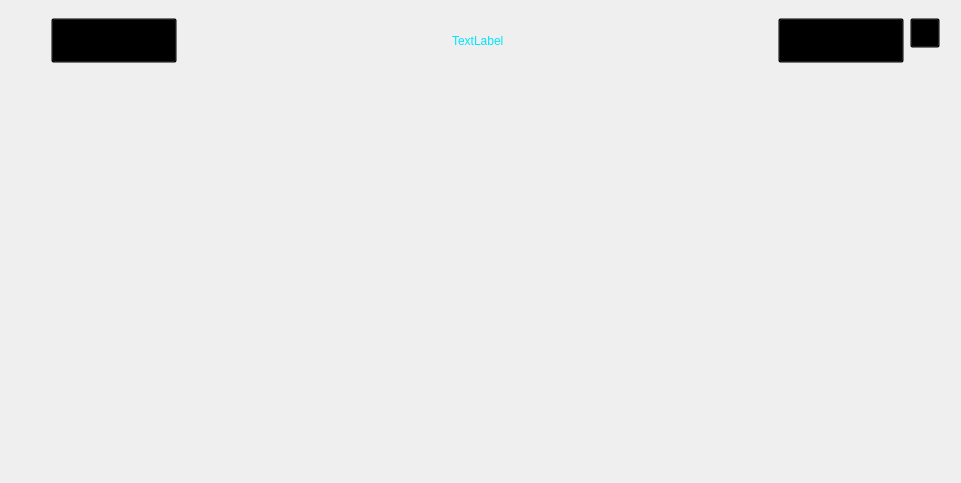
Above: DisplayTool/QFixSecondPage.ui from mayunyong/ScreenShowTool before the change. Below: the same form after it.
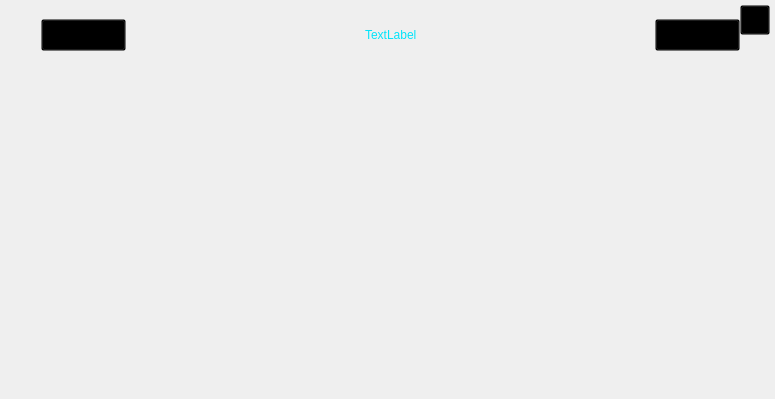
That is the form after the change. Icons and pictures are not drawn. Custom widgets are drawn as their Qt base class.

```diff
--- a/DisplayTool/QFixSecondPage.ui
+++ b/DisplayTool/QFixSecondPage.ui
@@ -6,8 +6,8 @@
    <rect>
     <x>0</x>
     <y>0</y>
-    <width>961</width>
-    <height>483</height>
+    <width>775</width>
+    <height>399</height>
    </rect>
   </property>
   <property name="windowTitle">
@@ -17,6 +17,18 @@
    <string notr="true"/>
   </property>
   <layout class="QGridLayout" name="gridLayout">
+   <property name="topMargin">
+    <number>5</number>
+   </property>
+   <property name="rightMargin">
+    <number>5</number>
+   </property>
+   <property name="bottomMargin">
+    <number>5</number>
+   </property>
+   <property name="spacing">
+    <number>0</number>
+   </property>
    <item row="0" column="0">
     <widget class="QWidget" name="widget" native="true">
      <property name="minimumSize">
@@ -51,7 +63,7 @@
         </property>
         <property name="sizeHint" stdset="0">
          <size>
-          <width>40</width>
+          <width>30</width>
           <height>20</height>
          </size>
         </property>
@@ -61,13 +73,13 @@
        <widget class="QToolButton" name="toolButton">
         <property name="minimumSize">
          <size>
-          <width>126</width>
-          <height>45</height>
+          <width>85</width>
+          <height>32</height>
          </size>
         </property>
         <property name="styleSheet">
          <string notr="true">background:transparent;
-background-image: url(:/DisplayTool/back.png);</string>
+background-image: url(:/DisplayTool_1280/back.png);</string>
         </property>
         <property name="text">
          <string/>
@@ -137,7 +149,7 @@
           </property>
           <property name="sizeHint" stdset="0">
            <size>
-            <width>126</width>
+            <width>85</width>
             <height>0</height>
            </size>
           </property>
@@ -147,13 +159,20 @@
          <widget class="QToolButton" name="toolButton_2">
           <property name="minimumSize">
            <size>
-            <width>126</width>
-            <height>45</height>
+            <width>85</width>
+            <height>32</height>
+           </size>
+          </property>
+          <property name="maximumSize">
+           <size>
+            <width>16777215</width>
+            <height>16777215</height>
            </size>
           </property>
           <property name="styleSheet">
            <string notr="true">background:transparent;
-background-image: url(:/DisplayTool/next.png);</string>
+background-image: url(:/DisplayTool_1280/next.png);
+</string>
           </property>
           <property name="text">
            <string>...</string>
@@ -165,35 +184,6 @@
      </layout>
     </widget>
    </item>
-   <item row="1" column="0">
-    <spacer name="verticalSpacer">
-     <property name="orientation">
-      <enum>Qt::Vertical</enum>
-     </property>
-     <property name="sizeHint" stdset="0">
-      <size>
-       <width>20</width>
-       <height>441</height>
-      </size>
-     </property>
-    </spacer>
-   </item>
-   <item row="0" column="3">
-    <spacer name="horizontalSpacer_5">
-     <property name="orientation">
-      <enum>Qt::Horizontal</enum>
-     </property>
-     <property name="sizeType">
-      <enum>QSizePolicy::Fixed</enum>
-     </property>
-     <property name="sizeHint" stdset="0">
-      <size>
-       <width>10</width>
-       <height>20</height>
-      </size>
-     </property>
-    </spacer>
-   </item>
    <item row="0" column="1">
     <layout class="QVBoxLayout" name="verticalLayout_2">
      <property name="spacing">
@@ -228,6 +218,22 @@
        </property>
       </widget>
      </item>
+     <item>
+      <spacer name="verticalSpacer_3">
+       <property name="orientation">
+        <enum>Qt::Vertical</enum>
+       </property>
+       <property name="sizeType">
+        <enum>QSizePolicy::Preferred</enum>
+       </property>
+       <property name="sizeHint" stdset="0">
+        <size>
+         <width>0</width>
+         <height>40</height>
+        </size>
+       </property>
+      </spacer>
+     </item>
      <item>
       <spacer name="verticalSpacer_2">
        <property name="orientation">
@@ -238,7 +244,7 @@
        </property>
        <property name="sizeHint" stdset="0">
         <size>
-         <width>20</width>
+         <width>30</width>
          <height>16</height>
         </size>
        </property>
@@ -246,6 +252,19 @@
      </item>
     </layout>
    </item>
+   <item row="1" column="0">
+    <spacer name="verticalSpacer">
+     <property name="orientation">
+      <enum>Qt::Vertical</enum>
+     </property>
+     <property name="sizeHint" stdset="0">
+      <size>
+       <width>20</width>
+       <height>441</height>
+      </size>
+     </property>
+    </spacer>
+   </item>
   </layout>
  </widget>
  <layoutdefault spacing="6" margin="11"/>
```
Left out of the diff: 1 changed line with no effect on the pictures.
